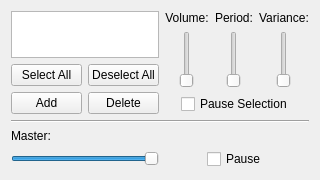
Veggie13/Genesis1, file RandomCtrlUi.ui: the form before one commit.
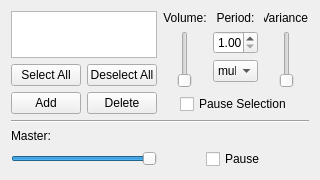
The form after the commit.

Patch:
```diff
--- a/RandomCtrlUi.ui
+++ b/RandomCtrlUi.ui
@@ -87,22 +87,40 @@
         </widget>
        </item>
        <item>
-        <layout class="QHBoxLayout" >
+        <layout class="QVBoxLayout" >
          <item>
-          <widget class="QSlider" name="m_selectionPerSld" >
-           <property name="sizePolicy" >
-            <sizepolicy vsizetype="Expanding" hsizetype="Fixed" >
-             <horstretch>0</horstretch>
-             <verstretch>0</verstretch>
-            </sizepolicy>
+          <widget class="QDoubleSpinBox" name="m_selectionPerValSpn" >
+           <property name="minimum" >
+            <double>1.000000000000000</double>
            </property>
-           <property name="maximum" >
-            <number>100</number>
-           </property>
+          </widget>
+         </item>
+         <item>
+          <widget class="QComboBox" name="m_selectionPerTypeCbo" >
+           <item>
+            <property name="text" >
+             <string>mult</string>
+            </property>
+           </item>
+           <item>
+            <property name="text" >
+             <string>sec</string>
+            </property>
+           </item>
+          </widget>
+         </item>
+         <item>
+          <spacer>
            <property name="orientation" >
             <enum>Qt::Vertical</enum>
            </property>
-          </widget>
+           <property name="sizeHint" >
+            <size>
+             <width>20</width>
+             <height>40</height>
+            </size>
+           </property>
+          </spacer>
          </item>
         </layout>
        </item>
```
